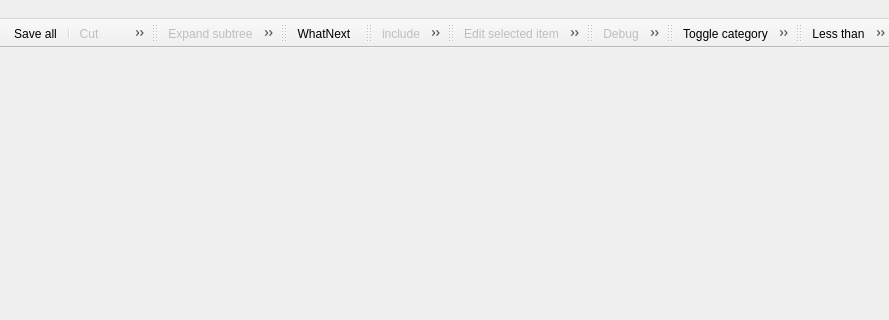
First picture: the form in lavape/src/LavaPE_UI/cmainframe.ui, repository berkus/lavape, before the edit; both pictures show x 293 to 1182 and y 0 to 320 of the 1182 by 685 pixel window.
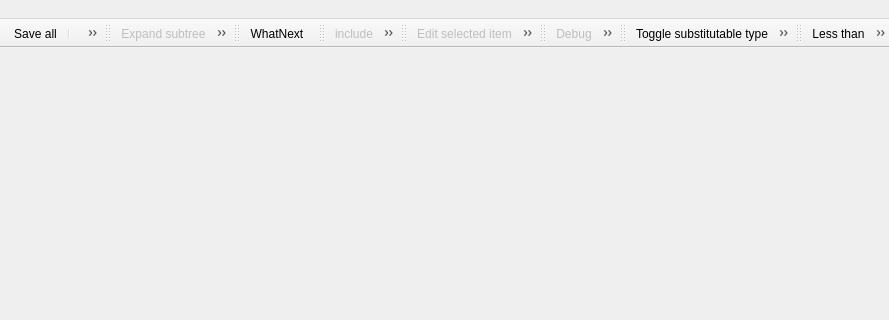
Second picture: the form after the edit. Icons and pictures are not drawn.

Commit message: Major change: The category notion has been abandoned

Diff of the .ui file:
```diff
--- a/lavape/src/LavaPE_UI/cmainframe.ui
+++ b/lavape/src/LavaPE_UI/cmainframe.ui
@@ -243,7 +243,6 @@
    <attribute name="toolBarBreak" >
     <bool>false</bool>
    </attribute>
-   <addaction name="toggleCategoryAction" />
    <addaction name="toggleSubstTypeAction" />
    <addaction name="toggleClosedAction" />
    <addaction name="optLocalVarAction" />
```
Left out of the diff: 2 changed lines with no effect on the pictures. The commit also changes 27 other files.
